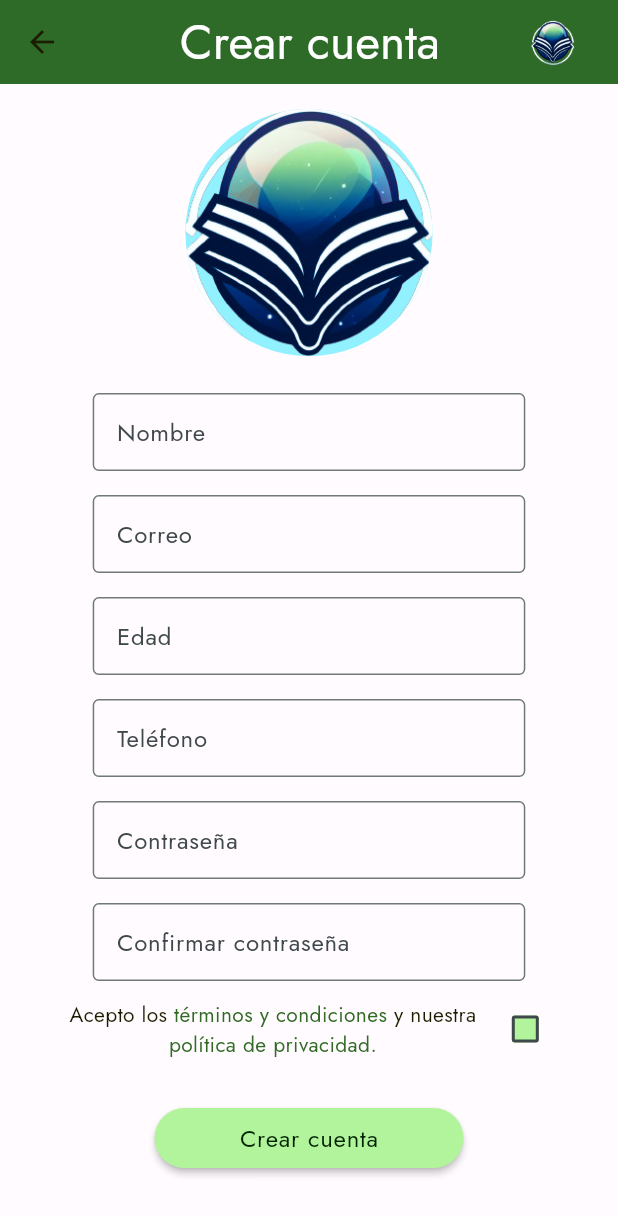
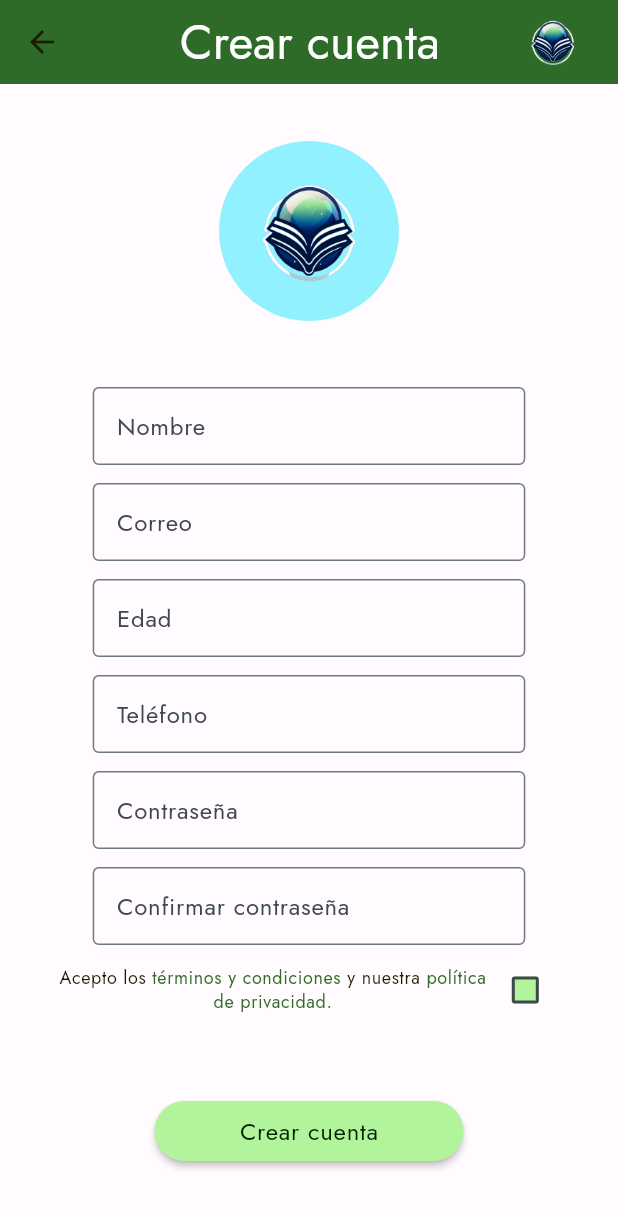
Before and after one commit to smottad/studysphere_deploy, a Flutter app: the Registro screen opened by its route, on a phone screen of 412 x 824 dp. Shown: the top 1215 px of the screen. Run offline on Flutter 3.47's test engine with Material 3 defaults, Android fonts, the phone set to English and light mode, and no system bars; our stand-ins replace google_fonts, image_picker, webview_flutter.

Commit message:
tamaños pantalla registro

```diff
--- a/lib/Componentes/text_forms.dart
+++ b/lib/Componentes/text_forms.dart
@@ -4,7 +4,7 @@ Padding textFormulario(
         BuildContext context, TextEditingController controller, String label,
         {bool oscurecer = false}) =>
     Padding(
-      padding: const EdgeInsets.all(8.0),
+      padding: const EdgeInsets.all(6.0),
       child: SizedBox(
         width: (MediaQuery.of(context).size.width * 0.7).clamp(200, 500),
         child: TextField(
--- a/lib/Vistas/registro.dart
+++ b/lib/Vistas/registro.dart
@@ -48,9 +48,7 @@ class _RegistroState extends State<Registro> {
         child: Column(
           children: [
             const Spacer(),
-            SizedBox(
-              height: MediaQuery.of(context).size.height * 0.2,
-              child: InkWell(
+            InkWell(
               onTap: () async {
                 var file = await getFoto();
                 if (file == null) {
@@ -59,7 +57,8 @@ class _RegistroState extends State<Registro> {
                 return setState(
                   () => foto = CircleAvatar(
                     backgroundImage: FileImage(file),
-                      radius: MediaQuery.of(context).size.height * 0.2,
+                    radius:
+                        (MediaQuery.of(context).size.width * 0.2).clamp(10, 60),
                   ),
                 );
               },
@@ -67,8 +66,8 @@ class _RegistroState extends State<Registro> {
               child: foto ??
                   CircleAvatar(
                     backgroundImage: const AssetImage('lib/Assets/logo.png'),
-                      radius: MediaQuery.of(context).size.height * 0.2,
-                    ),
+                    radius:
+                        (MediaQuery.of(context).size.width * 0.2).clamp(10, 60),
                   ),
             ),
             const Spacer(),
@@ -102,7 +101,6 @@ class _RegistroState extends State<Registro> {
             const Spacer(),
             boton(context, "Crear cuenta", crearCuenta),
             const Spacer(),
-            const Spacer(),
           ],
         ),
       ),
@@ -128,13 +126,13 @@ RichText terminosYCondiciones(context) => RichText(
         children: [
           TextSpan(
               text: 'Acepto los ', // el texto que quieres mostrar
-              style: Theme.of(context).textTheme.bodyMedium?.copyWith(
+              style: Theme.of(context).textTheme.bodySmall?.copyWith(
                   color: Theme.of(context).colorScheme.onBackground)),
           TextSpan(
               text: 'términos y condiciones',
               style: Theme.of(context)
                   .textTheme
-                  .bodyMedium
+                  .bodySmall
                   ?.copyWith(color: Theme.of(context).colorScheme.secondary),
               recognizer: TapGestureRecognizer()
                 ..onTap = () => terminos(context)),
@@ -142,14 +140,14 @@ RichText terminosYCondiciones(context) => RichText(
             text: ' y nuestra ', // el texto que quieres mostrar
             style: Theme.of(context)
                 .textTheme
-                .bodyMedium
+                .bodySmall
                 ?.copyWith(color: Theme.of(context).colorScheme.onBackground),
           ),
           TextSpan(
               text: 'política de privacidad.',
               style: Theme.of(context)
                   .textTheme
-                  .bodyMedium
+                  .bodySmall
                   ?.copyWith(color: Theme.of(context).colorScheme.secondary),
               recognizer: TapGestureRecognizer()
                 ..onTap = () => politicas(context))
```
Lines whose indentation alone changed are shown as unchanged.
